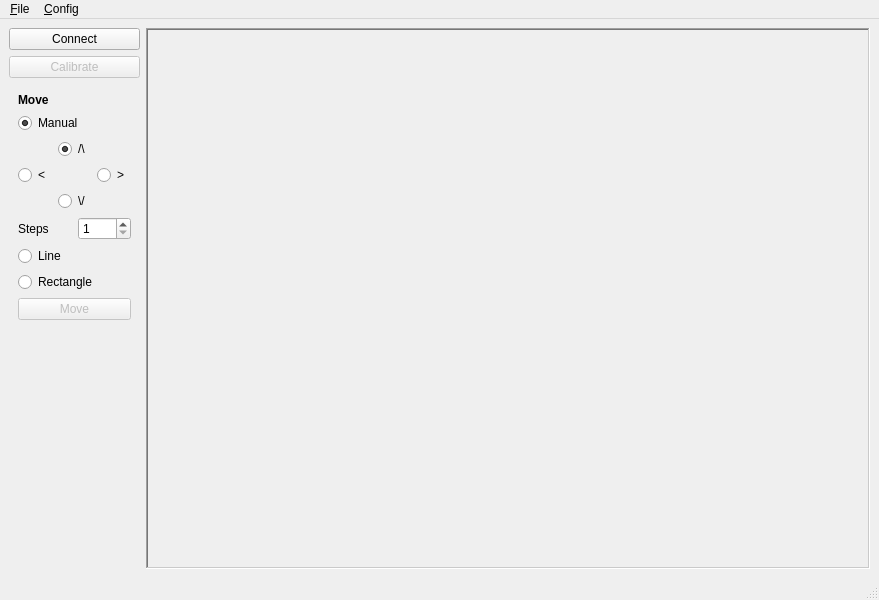
Above: src/mainwindow.ui from stvc/vxm-control before the change. Below: the same form after it.
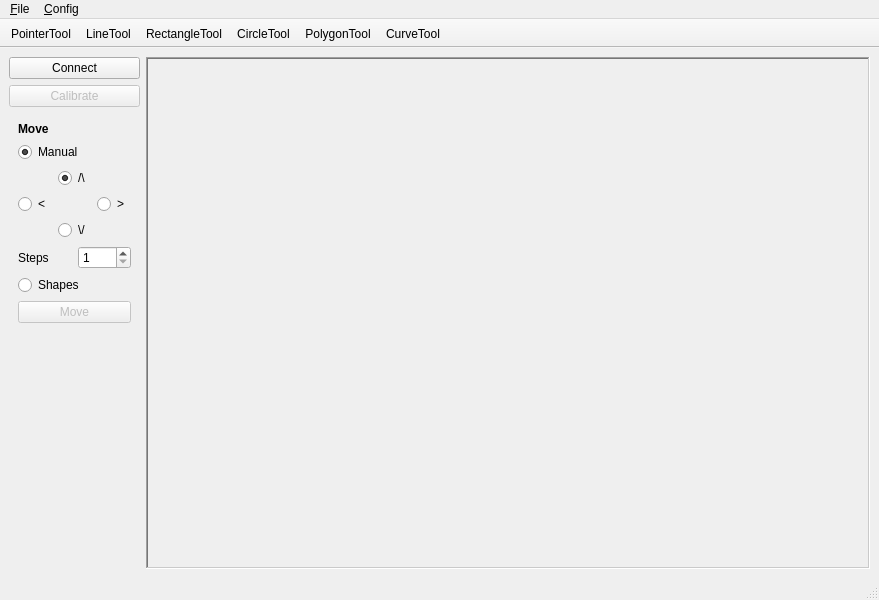
That is the form after the change.

Commit message:
Merged branch shapeOverhaul
contains the following changes:
    - added toolbar to UI for different shape tools
    - made shape system much more modular
    - can now draw multiple shapes
    - can now manipulate existing shapes
    - improved point translation for calibration adjustments
    - added general purpose algorithms for translating curves to controller
      commands
    - made controller interface and command queueing more robust
    - added way to visually indicate progress of each shape being drawn
    - various other changes

```diff
--- a/src/mainwindow.ui
+++ b/src/mainwindow.ui
@@ -187,17 +187,7 @@
           <item>
            <widget class="QRadioButton" name="radioDrawLine">
             <property name="text">
-             <string>Line</string>
-            </property>
-            <attribute name="buttonGroup">
-             <string notr="true">btnGrpDrawType</string>
-            </attribute>
-           </widget>
-          </item>
-          <item>
-           <widget class="QRadioButton" name="radioDrawRectangle">
-            <property name="text">
-             <string>Rectangle</string>
+             <string>Shapes</string>
             </property>
             <attribute name="buttonGroup">
              <string notr="true">btnGrpDrawType</string>
@@ -439,6 +429,38 @@
    <addaction name="menu_Connect"/>
   </widget>
   <widget class="QStatusBar" name="statusbar"/>
+  <widget class="QToolBar" name="toolBar">
+   <property name="maximumSize">
+    <size>
+     <width>16777215</width>
+     <height>16777215</height>
+    </size>
+   </property>
+   <property name="windowTitle">
+    <string>toolBar</string>
+   </property>
+   <property name="movable">
+    <bool>false</bool>
+   </property>
+   <property name="iconSize">
+    <size>
+     <width>16</width>
+     <height>16</height>
+    </size>
+   </property>
+   <attribute name="toolBarArea">
+    <enum>TopToolBarArea</enum>
+   </attribute>
+   <attribute name="toolBarBreak">
+    <bool>false</bool>
+   </attribute>
+   <addaction name="actionPointerTool"/>
+   <addaction name="actionLineTool"/>
+   <addaction name="actionRectangleTool"/>
+   <addaction name="actionCircleTool"/>
+   <addaction name="actionPolygonTool"/>
+   <addaction name="actionCurveTool"/>
+  </widget>
   <action name="actionE_xit">
    <property name="text">
     <string>E&amp;xit</string>
@@ -454,6 +476,72 @@
     <string>Camera...</string>
    </property>
   </action>
+  <action name="actionPointerTool">
+   <property name="checkable">
+    <bool>true</bool>
+   </property>
+   <property name="text">
+    <string>PointerTool</string>
+   </property>
+   <property name="toolTip">
+    <string>Pointer Tool</string>
+   </property>
+  </action>
+  <action name="actionLineTool">
+   <property name="checkable">
+    <bool>true</bool>
+   </property>
+   <property name="text">
+    <string>LineTool</string>
+   </property>
+   <property name="toolTip">
+    <string>Line Tool</string>
+   </property>
+  </action>
+  <action name="actionRectangleTool">
+   <property name="checkable">
+    <bool>true</bool>
+   </property>
+   <property name="text">
+    <string>RectangleTool</string>
+   </property>
+   <property name="toolTip">
+    <string>Rectangle Tool</string>
+   </property>
+  </action>
+  <action name="actionPolygonTool">
+   <property name="checkable">
+    <bool>true</bool>
+   </property>
+   <property name="text">
+    <string>PolygonTool</string>
+   </property>
+   <property name="toolTip">
+    <string>Polygon Tool</string>
+   </property>
+  </action>
+  <action name="actionCircleTool">
+   <property name="checkable">
+    <bool>true</bool>
+   </property>
+   <property name="text">
+    <string>CircleTool</string>
+   </property>
+   <property name="toolTip">
+    <string>Circle Tool</string>
+   </property>
+  </action>
+  <action name="actionCurveTool">
+   <property name="checkable">
+    <bool>true</bool>
+   </property>
+   <property name="text">
+    <string>CurveTool</string>
+   </property>
+   <property name="toolTip">
+    <string>Curve Tool</string>
+   </property>
+  </action>
  </widget>
  <resources/>
  <connections/>
```
Left out of the diff: 2 changed lines with no effect on the pictures. The commit also changes 25 other files.
